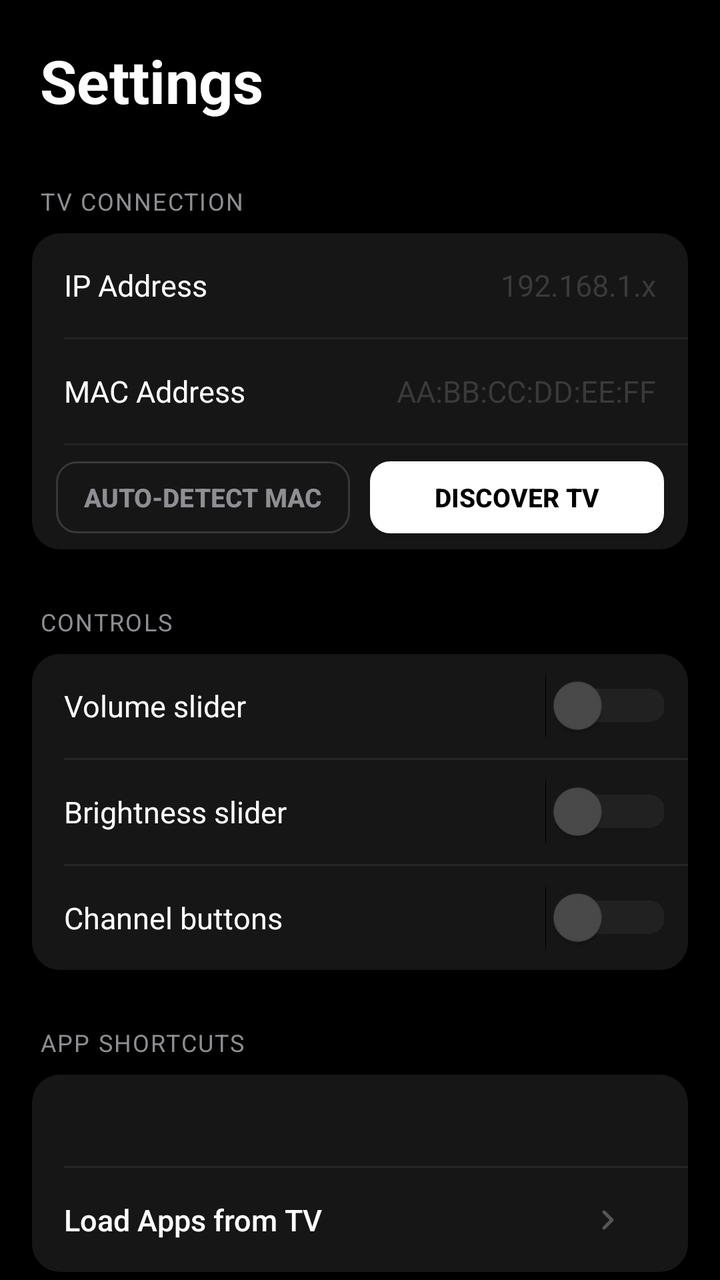
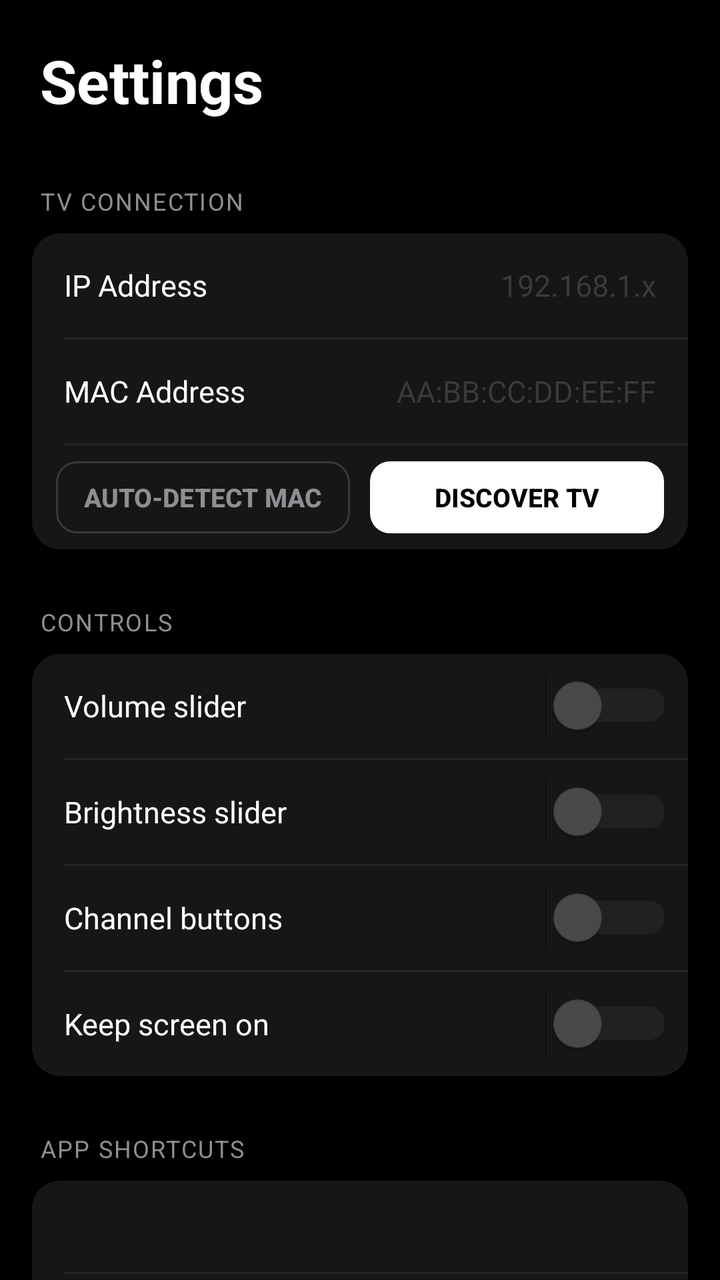

Screens rendered from an Android XML layout before and after an edit, with the pre-edit source and the edit as a unified diff.
<!-- AndroidManifest.xml: application theme Theme.LGRemote -->
<!-- res/layout/activity_settings.xml -->
<?xml version="1.0" encoding="utf-8"?>
<androidx.core.widget.NestedScrollView
    xmlns:android="http://schemas.android.com/apk/res/android"
    android:id="@+id/settings_root"
    android:tag="window_bg"
    android:layout_width="match_parent"
    android:layout_height="match_parent"
    android:background="#000000"
    android:fillViewport="true">

    <LinearLayout
        android:layout_width="match_parent"
        android:layout_height="wrap_content"
        android:orientation="vertical"
        android:paddingHorizontal="16dp"
        android:paddingTop="20dp"
        android:paddingBottom="56dp">

        <TextView
            android:id="@+id/tv_settings_title"
            android:tag="title"
            android:layout_width="match_parent"
            android:layout_height="wrap_content"
            android:text="Settings"
            android:textColor="#FFFFFF"
            android:textSize="30sp"
            android:textStyle="bold"
            android:paddingHorizontal="4dp"
            android:layout_marginBottom="32dp" />

        
        <TextView
            android:id="@+id/tv_section_connection"
            android:tag="section_label"
            android:layout_width="match_parent"
            android:layout_height="wrap_content"
            android:text="TV CONNECTION"
            android:textColor="#8E8E93"
            android:textSize="12sp"
            android:letterSpacing="0.06"
            android:paddingHorizontal="4dp"
            android:layout_marginBottom="8dp" />

        <LinearLayout
            android:id="@+id/group_connection"
            android:tag="surface_bg"
            android:layout_width="match_parent"
            android:layout_height="wrap_content"
            android:orientation="vertical"
            android:background="@drawable/bg_section_group">

            <LinearLayout
                android:layout_width="match_parent"
                android:layout_height="52dp"
                android:orientation="horizontal"
                android:gravity="center_vertical"
                android:paddingHorizontal="16dp">

                <TextView
                    android:tag="row_label"
                    android:layout_width="wrap_content"
                    android:layout_height="wrap_content"
                    android:text="IP Address"
                    android:textColor="#FFFFFF"
                    android:textSize="15sp" />

                <EditText
                    android:id="@+id/edit_tv_ip"
                    android:layout_width="0dp"
                    android:layout_height="match_parent"
                    android:layout_weight="1"
                    android:gravity="end|center_vertical"
                    android:hint="192.168.1.x"
                    android:inputType="textUri"
                    android:textColor="#8E8E93"
                    android:textColorHint="#3A3A3A"
                    android:background="@null"
                    android:padding="0dp"
                    android:layout_marginStart="12dp"
                    android:textSize="15sp" />

            </LinearLayout>

            <View android:layout_width="match_parent" android:layout_height="1dp" android:background="#242424" android:tag="divider" android:layout_marginStart="16dp" />

            <LinearLayout
                android:layout_width="match_parent"
                android:layout_height="52dp"
                android:orientation="horizontal"
                android:gravity="center_vertical"
                android:paddingHorizontal="16dp">

                <TextView
                    android:tag="row_label"
                    android:layout_width="wrap_content"
                    android:layout_height="wrap_content"
                    android:text="MAC Address"
                    android:textColor="#FFFFFF"
                    android:textSize="15sp" />

                <EditText
                    android:id="@+id/edit_tv_mac"
                    android:layout_width="0dp"
                    android:layout_height="match_parent"
                    android:layout_weight="1"
                    android:gravity="end|center_vertical"
                    android:hint="AA:BB:CC:DD:EE:FF"
                    android:inputType="text"
                    android:textColor="#8E8E93"
                    android:textColorHint="#3A3A3A"
                    android:background="@null"
                    android:padding="0dp"
                    android:layout_marginStart="12dp"
                    android:textSize="15sp" />

            </LinearLayout>

            <View android:layout_width="match_parent" android:layout_height="1dp" android:background="#242424" android:tag="divider" android:layout_marginStart="16dp" />

            <LinearLayout
                android:layout_width="match_parent"
                android:layout_height="52dp"
                android:orientation="horizontal"
                android:gravity="center_vertical"
                android:paddingHorizontal="12dp">

                <Button
                    android:id="@+id/btn_detect_mac"
                    android:layout_width="0dp"
                    android:layout_height="36dp"
                    android:layout_weight="1"
                    android:background="@drawable/bg_btn_ghost"
                    android:text="Auto-detect MAC"
                    android:textColor="#8E8E93"
                    android:textSize="13sp"
                    android:textStyle="bold" />

                <View android:layout_width="10dp" android:layout_height="1dp" />

                <Button
                    android:id="@+id/btn_discover"
                    android:layout_width="0dp"
                    android:layout_height="36dp"
                    android:layout_weight="1"
                    android:background="@drawable/bg_btn_accent"
                    android:text="Discover TV"
                    android:textColor="#000000"
                    android:textSize="13sp"
                    android:textStyle="bold" />

                <ProgressBar
                    android:id="@+id/discover_spinner"
                    android:layout_width="24dp"
                    android:layout_height="24dp"
                    android:layout_marginStart="8dp"
                    android:visibility="gone"
                    android:indeterminateTint="#888888" />

            </LinearLayout>

        </LinearLayout>

        
        <TextView
            android:id="@+id/tv_section_controls"
            android:tag="section_label"
            android:layout_width="match_parent"
            android:layout_height="wrap_content"
            android:text="CONTROLS"
            android:textColor="#8E8E93"
            android:textSize="12sp"
            android:letterSpacing="0.06"
            android:paddingHorizontal="4dp"
            android:layout_marginTop="28dp"
            android:layout_marginBottom="8dp" />

        <LinearLayout
            android:id="@+id/group_controls"
            android:tag="surface_bg"
            android:layout_width="match_parent"
            android:layout_height="wrap_content"
            android:orientation="vertical"
            android:background="@drawable/bg_section_group">

            <LinearLayout
                android:layout_width="match_parent"
                android:layout_height="52dp"
                android:orientation="horizontal"
                android:gravity="center_vertical"
                android:paddingStart="16dp"
                android:paddingEnd="12dp">

                <TextView
                    android:tag="row_label"
                    android:layout_width="0dp"
                    android:layout_height="wrap_content"
                    android:layout_weight="1"
                    android:text="Volume slider"
                    android:textColor="#FFFFFF"
                    android:textSize="15sp" />

                <Switch
                    android:id="@+id/switch_vol_slider"
                    android:layout_width="wrap_content"
                    android:layout_height="wrap_content"
                    android:scaleX="1.2"
                    android:scaleY="1.2"
                    android:thumbTint="@color/switch_thumb"
                    android:trackTint="@color/switch_track" />

            </LinearLayout>

            <View android:layout_width="match_parent" android:layout_height="1dp" android:background="#242424" android:tag="divider" android:layout_marginStart="16dp" />

            <LinearLayout
                android:layout_width="match_parent"
                android:layout_height="52dp"
                android:orientation="horizontal"
                android:gravity="center_vertical"
                android:paddingStart="16dp"
                android:paddingEnd="12dp">

                <TextView
                    android:tag="row_label"
                    android:layout_width="0dp"
                    android:layout_height="wrap_content"
                    android:layout_weight="1"
                    android:text="Brightness slider"
                    android:textColor="#FFFFFF"
                    android:textSize="15sp" />

                <Switch
                    android:id="@+id/switch_brightness_slider"
                    android:layout_width="wrap_content"
                    android:layout_height="wrap_content"
                    android:scaleX="1.2"
                    android:scaleY="1.2"
                    android:thumbTint="@color/switch_thumb"
                    android:trackTint="@color/switch_track" />

            </LinearLayout>

            <View android:layout_width="match_parent" android:layout_height="1dp" android:background="#242424" android:tag="divider" android:layout_marginStart="16dp" />

            <LinearLayout
                android:layout_width="match_parent"
                android:layout_height="52dp"
                android:orientation="horizontal"
                android:gravity="center_vertical"
                android:paddingStart="16dp"
                android:paddingEnd="12dp">

                <TextView
                    android:tag="row_label"
                    android:layout_width="0dp"
                    android:layout_height="wrap_content"
                    android:layout_weight="1"
                    android:text="Channel buttons"
                    android:textColor="#FFFFFF"
                    android:textSize="15sp" />

                <Switch
                    android:id="@+id/switch_right_pill_channel"
                    android:layout_width="wrap_content"
                    android:layout_height="wrap_content"
                    android:scaleX="1.2"
                    android:scaleY="1.2"
                    android:thumbTint="@color/switch_thumb"
                    android:trackTint="@color/switch_track" />

            </LinearLayout>

        </LinearLayout>

        
        <TextView
            android:id="@+id/tv_section_shortcuts"
            android:tag="section_label"
            android:layout_width="match_parent"
            android:layout_height="wrap_content"
            android:text="APP SHORTCUTS"
            android:textColor="#8E8E93"
            android:textSize="12sp"
            android:letterSpacing="0.06"
            android:paddingHorizontal="4dp"
            android:layout_marginTop="28dp"
            android:layout_marginBottom="8dp" />

        <LinearLayout
            android:id="@+id/group_shortcuts"
            android:tag="surface_bg"
            android:layout_width="match_parent"
            android:layout_height="wrap_content"
            android:orientation="vertical"
            android:background="@drawable/bg_section_group">

            
            <TextView
                android:id="@+id/tv_shortcuts_summary"
                android:tag="section_label"
                android:layout_width="match_parent"
                android:layout_height="wrap_content"
                android:textColor="#8E8E93"
                android:textSize="13sp"
                android:paddingHorizontal="16dp"
                android:paddingTop="14dp"
                android:paddingBottom="14dp" />

            
            <androidx.recyclerview.widget.RecyclerView
                android:id="@+id/apps_grid"
                android:layout_width="match_parent"
                android:layout_height="wrap_content"
                android:paddingHorizontal="8dp"
                android:paddingBottom="8dp"
                android:nestedScrollingEnabled="false"
                android:visibility="gone" />

            <View android:layout_width="match_parent" android:layout_height="1dp" android:background="#242424" android:tag="divider" android:layout_marginStart="16dp" />

            
            <LinearLayout
                android:layout_width="match_parent"
                android:layout_height="52dp"
                android:orientation="horizontal"
                android:gravity="center_vertical"
                android:paddingEnd="16dp">

                <Button
                    android:id="@+id/btn_load_apps"
                    android:tag="row_label"
                    android:layout_width="0dp"
                    android:layout_height="match_parent"
                    android:layout_weight="1"
                    android:background="?attr/selectableItemBackground"
                    android:text="Load Apps from TV"
                    android:textAllCaps="false"
                    android:textColor="#FFFFFF"
                    android:textSize="15sp"
                    android:textStyle="normal"
                    android:gravity="start|center_vertical"
                    android:paddingHorizontal="16dp"
                    android:drawableEnd="@drawable/ic_chevron_right"
                    android:drawableTint="#555555"
                    android:drawablePadding="4dp" />

                <ProgressBar
                    android:id="@+id/load_apps_spinner"
                    android:layout_width="20dp"
                    android:layout_height="20dp"
                    android:visibility="gone"
                    android:indeterminateTint="#888888" />

            </LinearLayout>

        </LinearLayout>

        
        <TextView
            android:id="@+id/tv_section_appearance"
            android:tag="section_label"
            android:layout_width="match_parent"
            android:layout_height="wrap_content"
            android:text="APPEARANCE"
            android:textColor="#8E8E93"
            android:textSize="12sp"
            android:letterSpacing="0.06"
            android:paddingHorizontal="4dp"
            android:layout_marginTop="28dp"
            android:layout_marginBottom="8dp" />

        <LinearLayout
            android:id="@+id/group_appearance"
            android:tag="surface_bg"
            android:layout_width="match_parent"
            android:layout_height="wrap_content"
            android:orientation="vertical"
            android:background="@drawable/bg_section_group">

            <LinearLayout
                android:id="@+id/row_theme"
                android:layout_width="match_parent"
                android:layout_height="52dp"
                android:orientation="horizontal"
                android:gravity="center_vertical"
                android:paddingStart="16dp"
                android:paddingEnd="12dp"
                android:clickable="true"
                android:focusable="true"
                android:background="?attr/selectableItemBackground">

                <TextView
                    android:tag="row_label"
                    android:layout_width="0dp"
                    android:layout_height="wrap_content"
                    android:layout_weight="1"
                    android:text="Theme"
                    android:textColor="#FFFFFF"
                    android:textSize="15sp" />

                <TextView
                    android:id="@+id/tv_current_theme"
                    android:tag="row_value"
                    android:layout_width="wrap_content"
                    android:layout_height="wrap_content"
                    android:text="Dark"
                    android:textColor="#8E8E93"
                    android:textSize="15sp"
                    android:layout_marginEnd="4dp" />

                <ImageView
                    android:layout_width="16dp"
                    android:layout_height="16dp"
                    android:src="@drawable/ic_chevron_right"
                    android:scaleType="fitCenter"
                    android:tint="#555555" />

            </LinearLayout>

            <View android:layout_width="match_parent" android:layout_height="1dp" android:background="#242424" android:tag="divider" android:layout_marginStart="16dp" />

            <LinearLayout
                android:id="@+id/row_create_theme"
                android:layout_width="match_parent"
                android:layout_height="52dp"
                android:orientation="horizontal"
                android:gravity="center_vertical"
                android:paddingStart="16dp"
                android:paddingEnd="12dp"
                android:clickable="true"
                android:focusable="true"
                android:background="?attr/selectableItemBackground">

                <TextView
                    android:id="@+id/tv_create_theme"
                    android:tag="row_label"
                    android:layout_width="0dp"
                    android:layout_height="wrap_content"
                    android:layout_weight="1"
                    android:text="Create Custom Theme"
                    android:textColor="#FFFFFF"
                    android:textSize="15sp" />

                <ImageView
                    android:layout_width="16dp"
                    android:layout_height="16dp"
                    android:src="@drawable/ic_chevron_right"
                    android:scaleType="fitCenter"
                    android:tint="#555555" />

            </LinearLayout>

        </LinearLayout>

        <TextView
            android:id="@+id/tv_section_advanced"
            android:tag="section_label"
            android:layout_width="match_parent"
            android:layout_height="wrap_content"
            android:text="ADVANCED"
            android:textColor="#8E8E93"
            android:textSize="12sp"
            android:letterSpacing="0.06"
            android:paddingHorizontal="4dp"
            android:layout_marginTop="28dp"
            android:layout_marginBottom="8dp" />

        <LinearLayout
            android:id="@+id/group_advanced"
            android:tag="surface_bg"
            android:layout_width="match_parent"
            android:layout_height="wrap_content"
            android:orientation="vertical"
            android:background="@drawable/bg_section_group">

            <LinearLayout
                android:id="@+id/row_service_remote"
                android:layout_width="match_parent"
                android:layout_height="52dp"
                android:orientation="horizontal"
                android:gravity="center_vertical"
                android:paddingStart="16dp"
                android:paddingEnd="12dp"
                android:clickable="true"
                android:focusable="true"
                android:background="?attr/selectableItemBackground">

                <TextView
                    android:tag="row_label"
                    android:layout_width="0dp"
                    android:layout_height="wrap_content"
                    android:layout_weight="1"
                    android:text="Service Remote (IR)"
                    android:textColor="#FFFFFF"
                    android:textSize="15sp" />

                <ImageView
                    android:layout_width="16dp"
                    android:layout_height="16dp"
                    android:src="@drawable/ic_chevron_right"
                    android:scaleType="fitCenter"
                    android:tint="#555555" />

            </LinearLayout>

        </LinearLayout>

        
        <TextView
            android:id="@+id/tv_section_about"
            android:tag="section_label"
            android:layout_width="match_parent"
            android:layout_height="wrap_content"
            android:text="ABOUT"
            android:textColor="#8E8E93"
            android:textSize="12sp"
            android:letterSpacing="0.06"
            android:paddingHorizontal="4dp"
            android:layout_marginTop="28dp"
            android:layout_marginBottom="8dp" />

        <LinearLayout
            android:id="@+id/group_about"
            android:tag="surface_bg"
            android:layout_width="match_parent"
            android:layout_height="wrap_content"
            android:orientation="vertical"
            android:background="@drawable/bg_section_group">

            <LinearLayout
                android:id="@+id/row_release_notes"
                android:layout_width="match_parent"
                android:layout_height="52dp"
                android:orientation="horizontal"
                android:gravity="center_vertical"
                android:paddingStart="16dp"
                android:paddingEnd="12dp"
                android:clickable="true"
                android:focusable="true"
                android:background="?attr/selectableItemBackground">

                <TextView
                    android:tag="row_label"
                    android:layout_width="0dp"
                    android:layout_height="wrap_content"
                    android:layout_weight="1"
                    android:text="Release notes"
                    android:textColor="#FFFFFF"
                    android:textSize="15sp" />

                <TextView
                    android:id="@+id/tv_app_version"
                    android:tag="row_value"
                    android:layout_width="wrap_content"
                    android:layout_height="wrap_content"
                    android:textColor="#8E8E93"
                    android:textSize="15sp"
                    android:layout_marginEnd="4dp" />

                <ImageView
                    android:layout_width="16dp"
                    android:layout_height="16dp"
                    android:src="@drawable/ic_chevron_right"
                    android:scaleType="fitCenter"
                    android:tint="#555555" />

            </LinearLayout>

        </LinearLayout>

    </LinearLayout>

</androidx.core.widget.NestedScrollView>
<!-- resources referenced by this layout -->
<resources>
  <!-- drawable bg_btn_accent (drawable) -->
  <?xml version="1.0" encoding="utf-8"?>
  <selector xmlns:android="http://schemas.android.com/apk/res/android">
      <item android:state_pressed="true">
          <shape>
              <solid android:color="#E0E0E0" />
              <corners android:radius="10dp" />
          </shape>
      </item>
      <item>
          <shape>
              <solid android:color="#FFFFFF" />
              <corners android:radius="10dp" />
          </shape>
      </item>
  </selector>
  <!-- drawable bg_btn_ghost (drawable) -->
  <?xml version="1.0" encoding="utf-8"?>
  <selector xmlns:android="http://schemas.android.com/apk/res/android">
      <item android:state_pressed="true">
          <shape>
              <solid android:color="#2A2A2A" />
              <stroke android:width="1dp" android:color="#505050" />
              <corners android:radius="10dp" />
          </shape>
      </item>
      <item>
          <shape>
              <solid android:color="@android:color/transparent" />
              <stroke android:width="1dp" android:color="#383838" />
              <corners android:radius="10dp" />
          </shape>
      </item>
  </selector>
  <!-- drawable bg_section_group (drawable) -->
  <?xml version="1.0" encoding="utf-8"?>
  <shape xmlns:android="http://schemas.android.com/apk/res/android">
      <solid android:color="#161616" />
      <corners android:radius="14dp" />
  </shape>
  <!-- drawable ic_chevron_right (drawable) -->
  <?xml version="1.0" encoding="utf-8"?>
  <vector xmlns:android="http://schemas.android.com/apk/res/android"
      android:width="16dp"
      android:height="16dp"
      android:viewportWidth="24"
      android:viewportHeight="24">
      <path
          android:strokeColor="#FFFFFF"
          android:strokeWidth="2.5"
          android:strokeLineCap="round"
          android:strokeLineJoin="round"
          android:fillColor="@android:color/transparent"
          android:pathData="M9,18 L15,12 L9,6" />
  </vector>
  <style name="Theme.LGRemote" parent="Theme.AppCompat.NoActionBar">
          <item name="android:windowBackground">#000000</item>
          <item name="android:statusBarColor">#000000</item>
          <item name="android:navigationBarColor">#000000</item>
      </style>
</resources>

<!-- the commit's change to res/layout/activity_settings.xml (unified diff, before → after) -->
@@ -270,6 +270,36 @@
 
             </LinearLayout>
 
+            <View android:layout_width="match_parent" android:layout_height="1dp" android:background="#242424" android:tag="divider" android:layout_marginStart="16dp" />
+
+            <LinearLayout
+                android:layout_width="match_parent"
+                android:layout_height="52dp"
+                android:orientation="horizontal"
+                android:gravity="center_vertical"
+                android:paddingStart="16dp"
+                android:paddingEnd="12dp">
+
+                <TextView
+                    android:tag="row_label"
+                    android:layout_width="0dp"
+                    android:layout_height="wrap_content"
+                    android:layout_weight="1"
+                    android:text="Keep screen on"
+                    android:textColor="#FFFFFF"
+                    android:textSize="15sp" />
+
+                <Switch
+                    android:id="@+id/switch_keep_screen_on"
+                    android:layout_width="wrap_content"
+                    android:layout_height="wrap_content"
+                    android:scaleX="1.2"
+                    android:scaleY="1.2"
+                    android:thumbTint="@color/switch_thumb"
+                    android:trackTint="@color/switch_track" />
+
+            </LinearLayout>
+
         </LinearLayout>
 
         
